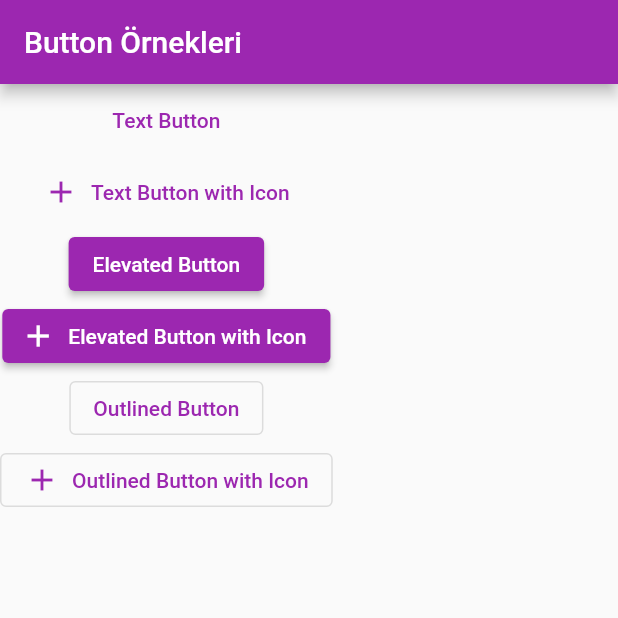
After one commit to dehasuer/Flutter_practice_app, a Flutter app: the screen it shows after launch, on a phone screen of 412 x 824 dp, the top half of it. The commit adds this screen. Run offline on Flutter 3.47's test engine with Material 2 defaults, Android fonts, the phone set to English and light mode, and no system bars.

Commit message:
temel_button_turleri.dart added

```diff
--- a/lib/main.dart
+++ b/lib/main.dart
@@ -1,6 +1,7 @@
 import 'package:flutter/material.dart';
 import 'package:flutter_temel_widgets/image_widgets.dart';
 import 'package:flutter_temel_widgets/my_counter_page.dart';
+import 'package:flutter_temel_widgets/temel_button_turleri.dart';
 
 void main() {
   debugPrint("main methodu çalıştu");
@@ -17,7 +18,7 @@ class MyApp extends StatelessWidget {
     return MaterialApp(
       title: "My Counter App",
       theme: ThemeData(
-        primarySwatch: Colors.teal,
+        primarySwatch: Colors.purple,
         textTheme: TextTheme(
           headline1:
               TextStyle(color: Colors.purple, fontWeight: FontWeight.bold),
@@ -25,9 +26,9 @@ class MyApp extends StatelessWidget {
       ),
       home: Scaffold(
         appBar: AppBar(
-          title: Text("Image Örnekleri"),
+          title: Text("Button Örnekleri"),
         ),
-        body: ImageOrnekleri(),
+        body: TemelButonlar(),
       ),
     );
   }
--- /dev/null
+++ b/lib/temel_button_turleri.dart
@@ -0,0 +1,40 @@
+import 'package:flutter/material.dart';
+
+class TemelButonlar extends StatelessWidget {
+  const TemelButonlar({super.key});
+
+  @override
+  Widget build(BuildContext context) {
+    return Column(
+      children: [
+        TextButton(
+          onPressed: () {},
+          child: Text("Text Button"),
+        ),
+        TextButton.icon(
+          onPressed: () {},
+          icon: Icon(Icons.add),
+          label: Text("Text Button with Icon"),
+        ),
+        ElevatedButton(
+          onPressed: () {},
+          child: Text("Elevated Button"),
+        ),
+        ElevatedButton.icon(
+          onPressed: () {},
+          icon: Icon(Icons.add),
+          label: Text("Elevated Button with Icon"),
+        ),
+        OutlinedButton(
+          onPressed: () {},
+          child: Text("Outlined Button"),
+        ),
+        OutlinedButton.icon(
+          onPressed: () {},
+          icon: Icon(Icons.add),
+          label: Text("Outlined Button with Icon"),
+        ),
+      ],
+    );
+  }
+}
```
